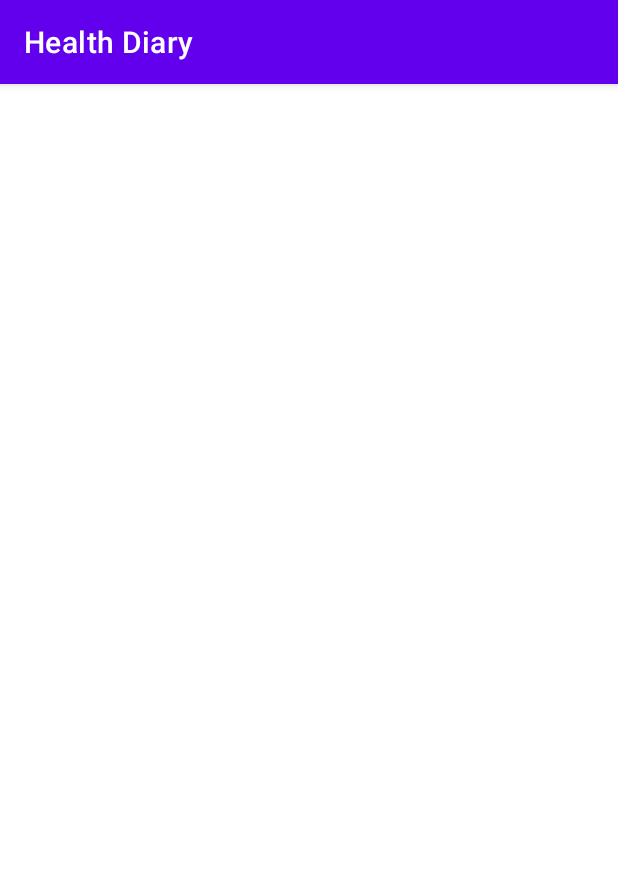
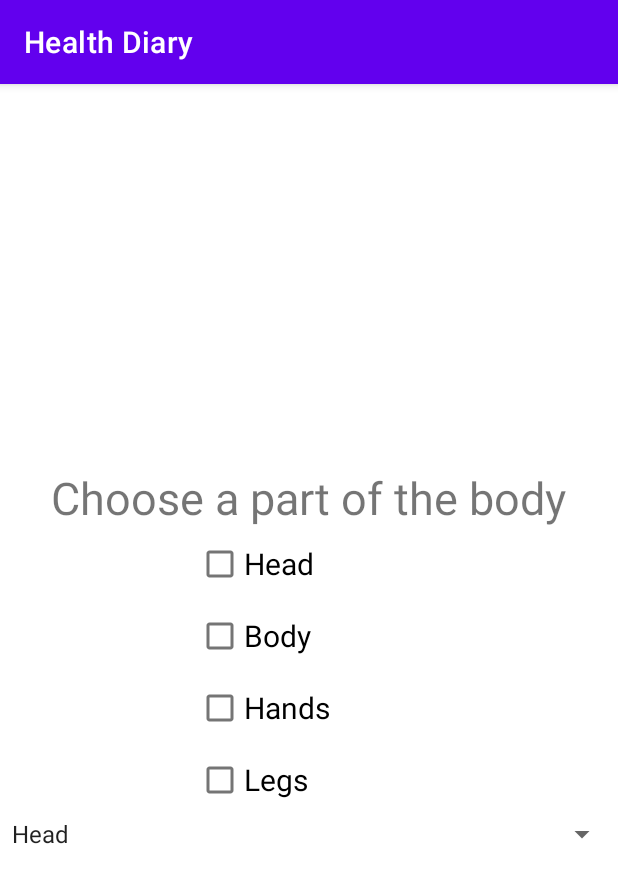
Before and after one commit to myIDDQD/Health-Diary, an Android app: the DiseasesActivity screen opened directly, with no data from a screen before it, on a phone screen of 412 x 824 dp. Shown: the top 883 px of the screen. Run offline under Robolectric (Android 15) with nearby library versions, the phone set to English and light mode, and no system bars.

```diff
--- a/app/src/main/java/com/example/healthdiary/DiseasesActivity.kt
+++ b/app/src/main/java/com/example/healthdiary/DiseasesActivity.kt
@@ -2,10 +2,37 @@ package com.example.healthdiary
 
 import androidx.appcompat.app.AppCompatActivity
 import android.os.Bundle
+import android.view.View
+import android.widget.*
+import com.example.healthdiary.databinding.ActivityMainBinding
 
 class DiseasesActivity : AppCompatActivity() {
     override fun onCreate(savedInstanceState: Bundle?) {
         super.onCreate(savedInstanceState)
         setContentView(R.layout.activity_diseases)
+
+        val parts = resources.getStringArray(R.array.Parts)
+
+        // access the spinner
+        val spinner = findViewById<Spinner>(R.id.spinner)
+        findViewById<Spinner>(R.id.spinner)
+        if (spinner != null) {
+            val adapter = ArrayAdapter(this,
+                android.R.layout.simple_spinner_item, parts)
+            spinner.adapter = adapter
+
+            spinner.onItemSelectedListener = object :
+                AdapterView.OnItemSelectedListener {
+                override fun onItemSelected(parent: AdapterView<*>, view: View, position: Int, id: Long) {
+                    Toast.makeText(this@DiseasesActivity,
+                        getString(R.string.selected_item) + " " +
+                                "" + parts[position], Toast.LENGTH_SHORT).show()
+                }
+
+                override fun onNothingSelected(parent: AdapterView<*>) {
+                    // write code to perform some action
+                }
+            }
+        }
     }
 }
--- a/app/src/main/java/com/example/healthdiary/MainActivity.kt
+++ b/app/src/main/java/com/example/healthdiary/MainActivity.kt
@@ -3,7 +3,6 @@ package com.example.healthdiary
 import android.content.Intent
 import androidx.appcompat.app.AppCompatActivity
 import android.os.Bundle
-import android.widget.Button
 import com.example.healthdiary.databinding.ActivityMainBinding
 
 class MainActivity : AppCompatActivity() {
--- a/app/src/main/res/layout/activity_diseases.xml
+++ b/app/src/main/res/layout/activity_diseases.xml
@@ -6,4 +6,54 @@
     android:layout_height="match_parent"
     tools:context=".DiseasesActivity">
 
+    <LinearLayout
+
+        android:layout_width="match_parent"
+        android:layout_height="match_parent"
+        android:gravity="center"
+        android:orientation="vertical">
+
+        <TextView
+            android:layout_width="wrap_content"
+            android:layout_height="wrap_content"
+            android:text="Choose a part of the body"
+            android:textSize="30sp"
+            tools:layout_editor_absoluteX="124dp"
+            tools:layout_editor_absoluteY="356dp"/>
+
+        <CheckBox
+            android:id="@+id/checkBoxHead"
+            android:layout_width="150dp"
+            android:layout_height="wrap_content"
+            android:textSize="20sp"
+            android:text="Head" />
+
+        <CheckBox
+            android:id="@+id/checkBoxBody"
+            android:layout_width="150dp"
+            android:layout_height="wrap_content"
+            android:textSize="20sp"
+            android:text="Body" />
+
+        <CheckBox
+            android:id="@+id/checkBoxHands"
+            android:layout_width="150dp"
+            android:layout_height="wrap_content"
+            android:textSize="20sp"
+            android:text="Hands" />
+
+        <CheckBox
+            android:id="@+id/checkBoxLegs"
+            android:layout_width="150dp"
+            android:layout_height="wrap_content"
+            android:textSize="20sp"
+            android:text="Legs" />
+
+        <Spinner
+            android:id="@+id/spinner"
+            android:layout_width="match_parent"
+            android:layout_height="wrap_content" />
+
+    </LinearLayout>
+
 </androidx.constraintlayout.widget.ConstraintLayout>
--- a/app/src/main/res/layout/activity_main.xml
+++ b/app/src/main/res/layout/activity_main.xml
@@ -18,7 +18,7 @@
             android:id="@+id/text_view"
             android:layout_width="wrap_content"
             android:layout_height="wrap_content"
-            android:textSize="15pt"
+            android:textSize="30sp"
             android:text="Something hurts?" />
 
         <Button
--- a/app/src/main/res/values/strings.xml
+++ b/app/src/main/res/values/strings.xml
@@ -1,3 +1,11 @@
 <resources>
     <string name="app_name">Health Diary</string>
+    <string name="selected_item">Selected item:</string>
+
+    <string-array name="Parts">
+        <item>Head</item>
+        <item>Body</item>
+        <item>Hands</item>
+        <item>Legs</item>
+    </string-array>
 </resources>
```
